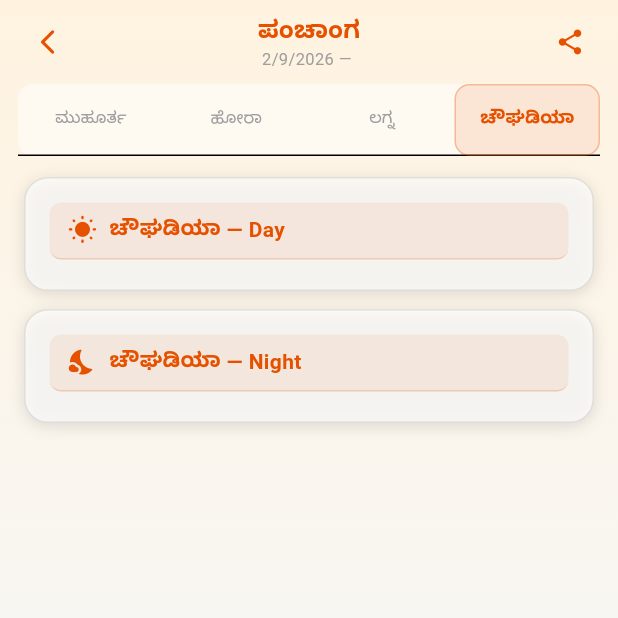
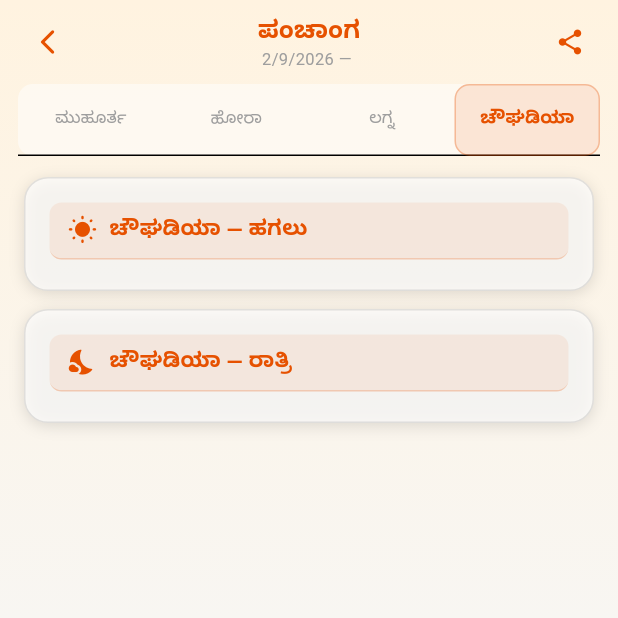
Before and after one commit to goureesha/bharatiyam-calender-, a Flutter app: the PanchangaScreen screen opened directly with empty values, tab 4 chosen, on a phone screen of 412 x 824 dp, the top half of it. Run offline on Flutter 3.47's test engine with Material 3 defaults, Android fonts, the phone set to English and light mode, and no system bars; our stand-ins replace cloud_firestore, firebase_core, geolocator, google_mobile_ads, image_picker, pdf and 2 more; missing offline and left inert: sweph; accounts and stored records are empty; Roboto replaces fonts that are missing (NotoSansKannada); statements that could not run were skipped.

Commit message:
feat: localize mahiti month arrays, chougadiya labels, habba header

```diff
--- a/lib/screens/mahiti_screen.dart
+++ b/lib/screens/mahiti_screen.dart
@@ -1286,7 +1286,7 @@ class _MahitiScreenState extends State<MahitiScreen> {
   }
 
   String _shortDate(DateTime dt) {
-    const m = ['', 'Jan', 'Feb', 'Mar', 'Apr', 'May', 'Jun', 'Jul', 'Aug', 'Sep', 'Oct', 'Nov', 'Dec'];
+    final m = ['', AppLocale.t('monJan'), AppLocale.t('monFeb'), AppLocale.t('monMar'), AppLocale.t('monApr'), AppLocale.t('monMay'), AppLocale.t('monJun'), AppLocale.t('monJul'), AppLocale.t('monAug'), AppLocale.t('monSep'), AppLocale.t('monOct'), AppLocale.t('monNov'), AppLocale.t('monDec')];
     return '${m[dt.month]} ${dt.day}';
   }
 }
--- a/lib/screens/panchanga_screen.dart
+++ b/lib/screens/panchanga_screen.dart
@@ -358,7 +358,7 @@ class _PanchangaScreenState extends State<PanchangaScreen> with SingleTickerProv
           AppCard(
             child: Column(
               children: [
-                SectionHeader(icon: Icons.wb_sunny_rounded, title: '${AppLocale.t("chougadiya")} — Day'),
+                SectionHeader(icon: Icons.wb_sunny_rounded, title: AppLocale.t('chougadiyaDay')),
                 const SizedBox(height: 4),
                 for (int i = 0; i < _dayChougadiya.length; i++)
                   _chougadiyaItem(i, _dayChougadiya[i]),
@@ -368,7 +368,7 @@ class _PanchangaScreenState extends State<PanchangaScreen> with SingleTickerProv
           AppCard(
             child: Column(
               children: [
-                SectionHeader(icon: Icons.nights_stay_rounded, title: '${AppLocale.t("chougadiya")} — Night'),
+                SectionHeader(icon: Icons.nights_stay_rounded, title: AppLocale.t('chougadiyaNight')),
                 const SizedBox(height: 4),
                 for (int i = 0; i < _nightChougadiya.length; i++)
                   _chougadiyaItem(i, _nightChougadiya[i]),
```
